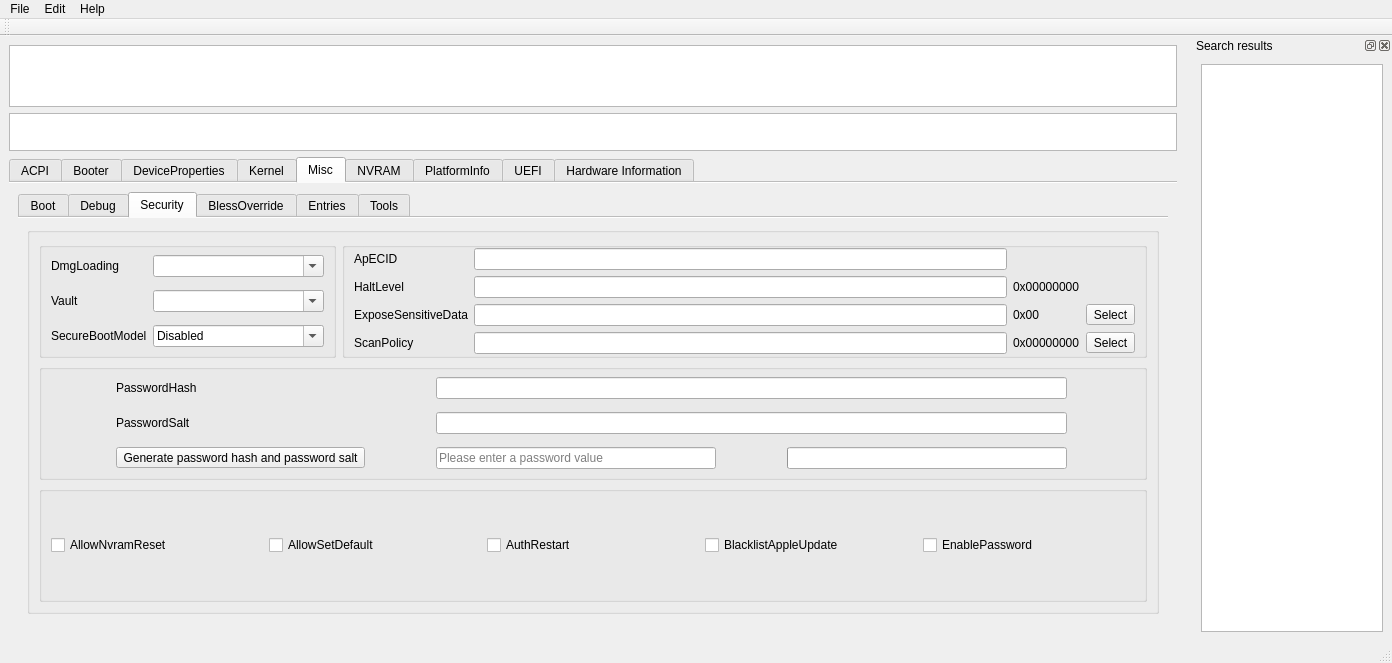
The window that mainwindow.ui (ic005k/OCAuxiliaryTools) describes before a commit, drawn with Qt 5.
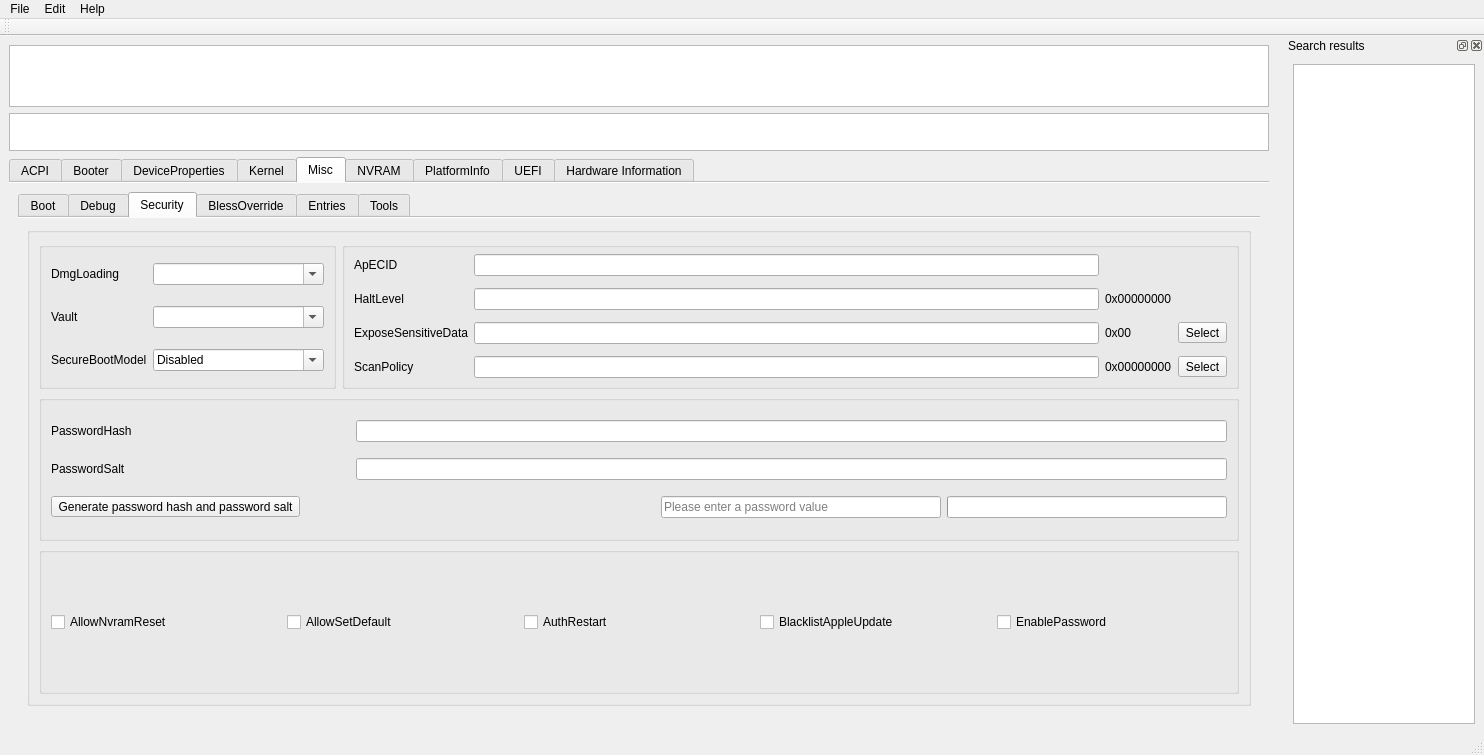
The same window after the commit. The open tabs and pages were chosen to show the change. Icons and pictures are not drawn.

```diff
--- a/mainwindow.ui
+++ b/mainwindow.ui
@@ -6,8 +6,8 @@
    <rect>
     <x>0</x>
     <y>0</y>
-    <width>1392</width>
-    <height>663</height>
+    <width>1484</width>
+    <height>755</height>
    </rect>
   </property>
   <property name="maximumSize">
@@ -4476,12 +4476,6 @@
                   <string/>
                  </property>
                  <layout class="QGridLayout" name="gridLayout_46">
-                  <property name="topMargin">
-                   <number>0</number>
-                  </property>
-                  <property name="bottomMargin">
-                   <number>0</number>
-                  </property>
                   <item row="0" column="0">
                    <widget class="QLabel" name="label_93">
                     <property name="toolTip">
@@ -4499,6 +4493,9 @@
                     </property>
                    </widget>
                   </item>
+                  <item row="0" column="1" colspan="3">
+                   <widget class="QLineEdit" name="editDatPasswordHash"/>
+                  </item>
                   <item row="1" column="0">
                    <widget class="QLabel" name="label_94">
                     <property name="toolTip">
@@ -4514,14 +4511,17 @@
                     </property>
                    </widget>
                   </item>
-                  <item row="2" column="0">
+                  <item row="1" column="1" colspan="3">
+                   <widget class="QLineEdit" name="editDatPasswordSalt"/>
+                  </item>
+                  <item row="2" column="0" colspan="2">
                    <widget class="QToolButton" name="btnGetPassHash">
                     <property name="text">
                      <string>Generate password hash and password salt</string>
                     </property>
                    </widget>
                   </item>
-                  <item row="2" column="1">
+                  <item row="2" column="2">
                    <widget class="QLineEdit" name="editPassInput">
                     <property name="maximumSize">
                      <size>
@@ -4534,7 +4534,7 @@
                     </property>
                    </widget>
                   </item>
-                  <item row="2" column="2">
+                  <item row="2" column="3">
                    <widget class="QProgressBar" name="progressBar">
                     <property name="maximumSize">
                      <size>
@@ -4550,12 +4550,6 @@
                     </property>
                    </widget>
                   </item>
-                  <item row="0" column="1" colspan="2">
-                   <widget class="QLineEdit" name="editDatPasswordHash"/>
-                  </item>
-                  <item row="1" column="1" colspan="2">
-                   <widget class="QLineEdit" name="editDatPasswordSalt"/>
-                  </item>
                  </layout>
                 </widget>
                </item>
@@ -9480,8 +9474,8 @@
     <rect>
      <x>0</x>
      <y>0</y>
-     <width>1392</width>
-     <height>24</height>
+     <width>1484</width>
+     <height>34</height>
     </rect>
    </property>
    <widget class="QMenu" name="menuFile">
@@ -9559,7 +9553,7 @@
    <property name="minimumSize">
     <size>
      <width>200</width>
-     <height>166</height>
+     <height>178</height>
     </size>
    </property>
    <property name="maximumSize">
```
Left out of the diff: 25 changed lines with no effect on the pictures.
